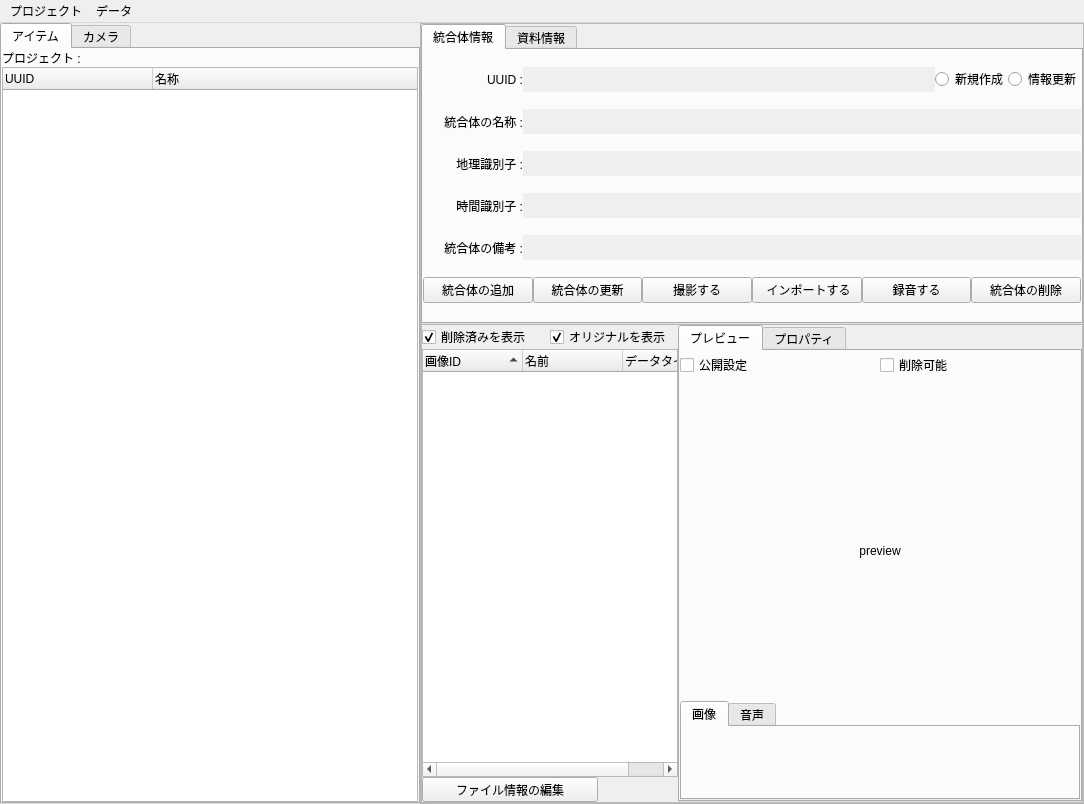
Old version of the form ui/mainWindow.ui in the repository yufujimoto/SurveyDataCollector.
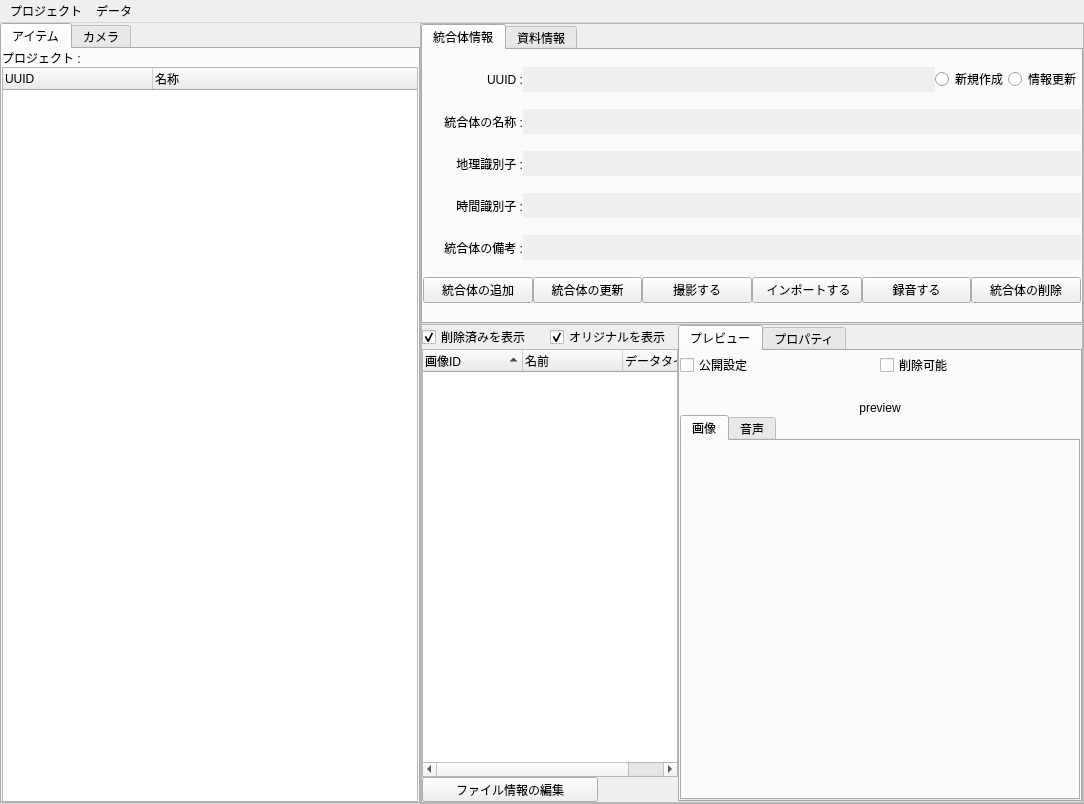
New version of the form. Icons and pictures are not drawn.

Diff of the .ui file:
```diff
--- a/ui/mainWindow.ui
+++ b/ui/mainWindow.ui
@@ -2033,12 +2033,6 @@
                   </item>
                   <item>
                    <widget class="QLabel" name="lbl_img_preview">
-                    <property name="minimumSize">
-                     <size>
-                      <width>0</width>
-                      <height>300</height>
-                     </size>
-                    </property>
                     <property name="text">
                      <string>preview</string>
                     </property>
```
Left out of the diff: 136 changed lines with no effect on the pictures.
